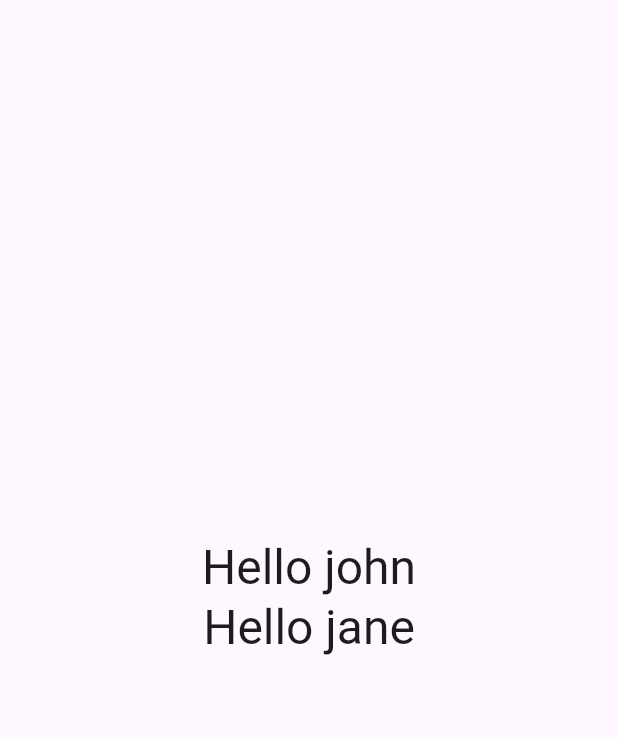
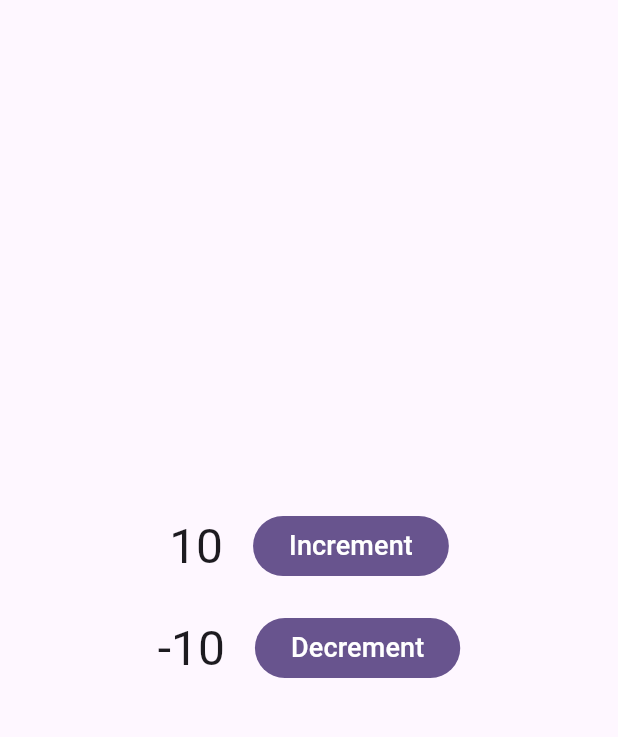
Before and after one commit to hongdroid94/riverpod_study, a Flutter app: the FamilyPage screen opened directly, on a phone screen of 412 x 824 dp, the part 63-800 px from its top. Run offline on Flutter 3.47's test engine with Material 3 defaults, Android fonts, the phone set to English and light mode, and no system bars; our stand-ins replace equatable, flutter_riverpod, freezed_annotation, riverpod_annotation; generated files the repository leaves out were written again.

```diff
--- a/lib/pages/family/family_page.dart
+++ b/lib/pages/family/family_page.dart
@@ -7,8 +7,11 @@ class FamilyPage extends ConsumerWidget {
 
   @override
   Widget build(BuildContext context, WidgetRef ref) {
-    final helloJohn = ref.watch(familyHelloProvider('john'));
-    final helloJane = ref.watch(familyHelloProvider('jane'));
+    // final helloJohn = ref.watch(familyHelloProvider('john'));
+    // final helloJane = ref.watch(familyHelloProvider('jane'));
+
+    final incVal = ref.watch(familyCounterProvider(10));
+    final decVal = ref.watch(familyCounterProvider(-10));
 
     return Scaffold(
       appBar: AppBar(
@@ -18,13 +21,44 @@ class FamilyPage extends ConsumerWidget {
         child: Column(
           mainAxisAlignment: MainAxisAlignment.center,
           children: [
-            Text(
-              helloJohn,
-              style: Theme.of(context).textTheme.headlineLarge,
+            Row(
+              mainAxisAlignment: MainAxisAlignment.center,
+              children: [
+                Text(
+                  '$incVal',
+                  style: Theme.of(context).textTheme.headlineLarge,
+                ),
+                const SizedBox(width: 20),
+                FilledButton(
+                  onPressed: () {
+                    ref.read(familyCounterProvider(10).notifier).update((state) => state + 10);
+                  },
+                  child: Text(
+                    'Increment',
+                    style: TextStyle(fontSize: 18),
+                  ),
+                ),
+              ],
             ),
-            Text(
-              helloJane,
-              style: Theme.of(context).textTheme.headlineLarge,
+            const SizedBox(height: 20),
+            Row(
+              mainAxisAlignment: MainAxisAlignment.center,
+              children: [
+                Text(
+                  '$decVal',
+                  style: Theme.of(context).textTheme.headlineLarge,
+                ),
+                const SizedBox(width: 20),
+                FilledButton(
+                  onPressed: () {
+                    ref.read(familyCounterProvider(-10).notifier).update((state) => state - 10);
+                  },
+                  child: Text(
+                    'Decrement',
+                    style: TextStyle(fontSize: 18),
+                  ),
+                ),
+              ],
             ),
           ],
         ),
--- a/lib/pages/family/family_provider.dart
+++ b/lib/pages/family/family_provider.dart
@@ -1,7 +1,7 @@
 
 // import 'package:flutter_riverpod/flutter_riverpod.dart';
+import 'package:flutter_riverpod/flutter_riverpod.dart';
 import 'package:riverpod_annotation/riverpod_annotation.dart';
-part 'family_provider.g.dart';
 
 // final familyHelloProvider = Provider.family<String, String>((ref, name) {
 //   ref.onDispose(() {
@@ -10,10 +10,17 @@ part 'family_provider.g.dart';
 //   return 'Hello $name';
 // },);
 
-@Riverpod(keepAlive: true)
-String familyHello (FamilyHelloRef ref, String there) { // family 사용하고 싶을 때 다음과 같이 구성하지만 변수명을 name으로 지정하면 안된다 (주의)
+// @Riverpod(keepAlive: true)
+// String familyHello (FamilyHelloRef ref, String there) { // family 사용하고 싶을 때 다음과 같이 구성하지만 변수명을 name으로 지정하면 안된다 (주의)
+//   ref.onDispose(() {
+//     print('[familyHelloProvider($there)] disposed');
+//   });
+//   return 'Hello $there';
+// }
+
+final familyCounterProvider = StateProvider.family<int,int>((ref, initialValue) {
   ref.onDispose(() {
-    print('[familyHelloProvider($there)] disposed');
+    print('[familyCounterProvider($initialValue] disposed');
   });
-  return 'Hello $there';
-}
+  return initialValue;
+});
```
Also changed, not shown: lib/pages/auto_dispose/auto_dispose_page.dart (+11 -3 lines), lib/pages/auto_dispose/auto_dispose_provider.dart (+22 -5 lines), lib/pages/basic/basic_page.dart (+24 -2 lines), lib/pages/basic/basic_provder.dart (+17 -0 lines), lib/pages/auto_dispose/auto_dispose_provider.g.dart, lib/pages/basic/basic_provder.g.dart, lib/pages/family/family_provider.g.dart (deleted).
